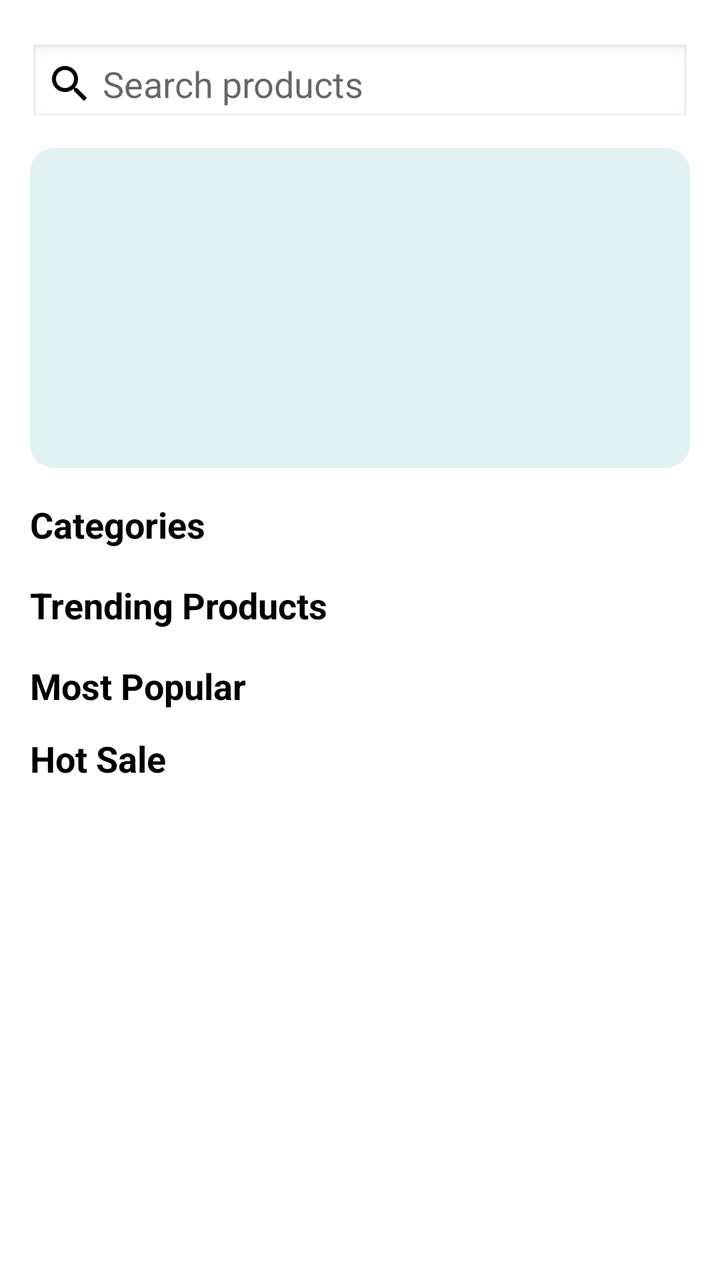
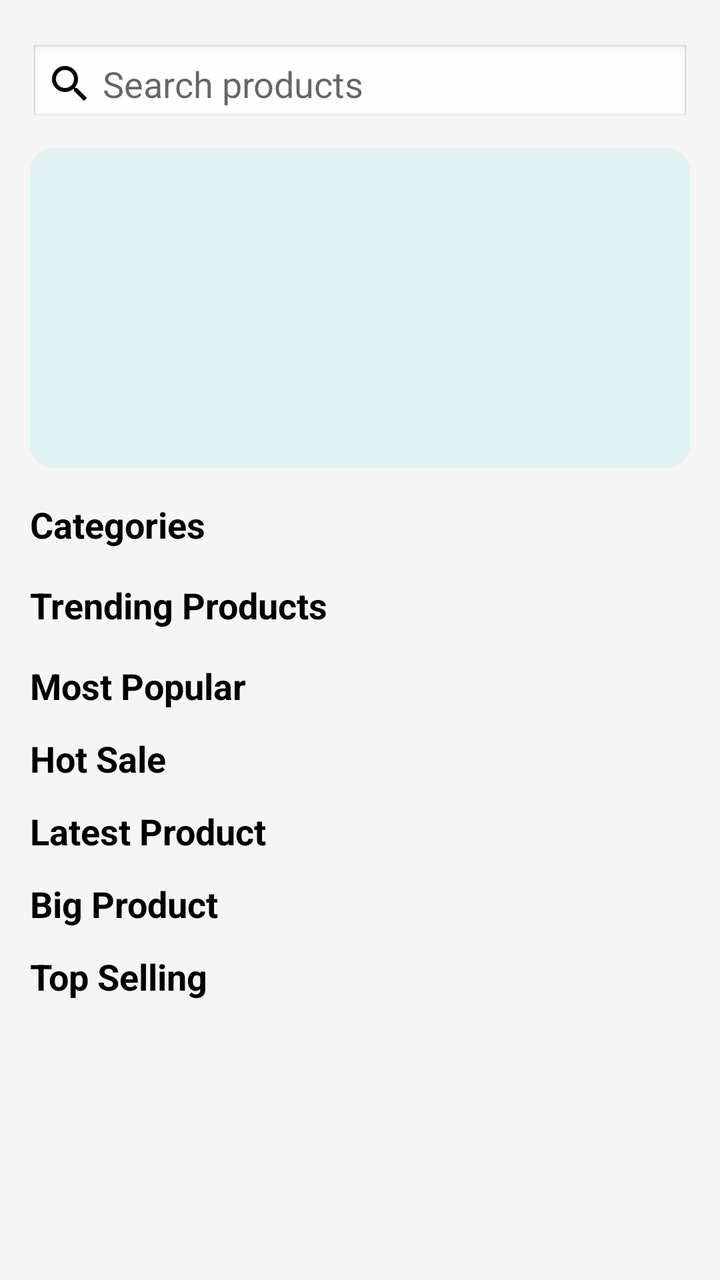

Compare the two renders of this Android layout. The source of the first and the diff that turns it into the second are given below.
<!-- AndroidManifest.xml: application theme Theme.BulkAgrochem -->
<!-- res/layout/content_main.xml -->
<?xml version="1.0" encoding="utf-8"?>
<androidx.core.widget.NestedScrollView xmlns:android="http://schemas.android.com/apk/res/android"
    xmlns:app="http://schemas.android.com/apk/res-auto"
    xmlns:tools="http://schemas.android.com/tools"
    android:id="@+id/main"
    android:layout_width="match_parent"
    android:layout_height="match_parent"
    android:background="#FFFFFF"
    android:fillViewport="true"
    app:layout_behavior="@string/appbar_scrolling_view_behavior"
    tools:context=".MainActivity"
    tools:showIn="@layout/app_bar_main">

    <LinearLayout
        android:layout_width="match_parent"
        android:layout_height="wrap_content"
        android:orientation="vertical"
        android:paddingLeft="15dp"
        android:paddingTop="10dp"
        android:paddingRight="15dp">

        <EditText
            android:id="@+id/searchEditText"
            android:layout_width="match_parent"
            android:layout_height="40dp"
            android:layout_marginTop="12dp"
            android:background="@android:drawable/edit_text"
            android:drawableStart="@drawable/ic_search"
            android:hint=" Search products "
            android:imeOptions="actionSearch"
            android:inputType="text"
            android:padding="8dp"
            android:textColor="#000000" />

        <androidx.recyclerview.widget.RecyclerView
            android:id="@+id/rvSearchResults"
            android:layout_width="match_parent"
            android:layout_height="wrap_content"
            android:visibility="gone"
            app:layoutManager="androidx.recyclerview.widget.LinearLayoutManager" />

        

        <ImageView
            android:layout_width="match_parent"
            android:layout_height="160dp"
            android:layout_marginTop="12dp"
            android:contentDescription="Offer Banner"
            android:scaleType="centerCrop"
            android:src="@drawable/banner_placeholder" />


        <TextView
            android:id="@+id/categories_title"
            android:layout_width="wrap_content"
            android:layout_height="wrap_content"
            android:layout_marginTop="16dp"
            android:text="Categories"
            android:textColor="@color/black"
            android:textSize="18sp"
            android:textStyle="bold" />

        <androidx.recyclerview.widget.RecyclerView
            android:id="@+id/rvCategories"
            android:layout_width="match_parent"
            android:layout_height="wrap_content"
            android:orientation="horizontal"
            app:layoutManager="androidx.recyclerview.widget.LinearLayoutManager" />


        <TextView
            android:id="@+id/trending_products_title"
            android:layout_width="wrap_content"
            android:layout_height="wrap_content"
            android:layout_marginTop="16dp"
            android:text="Trending Products"
            android:textColor="@color/black"
            android:textSize="18sp"
            android:textStyle="bold" />

        <androidx.recyclerview.widget.RecyclerView
            android:id="@+id/rvTrending"
            android:layout_width="match_parent"
            android:layout_height="wrap_content"
            android:orientation="horizontal"
            app:layoutManager="androidx.recyclerview.widget.LinearLayoutManager" />


        <TextView
            android:id="@+id/most_popular_title"
            android:layout_width="wrap_content"
            android:layout_height="wrap_content"
            android:layout_marginTop="16dp"
            android:text="Most Popular"
            android:textColor="@color/black"
            android:textSize="18sp"
            android:textStyle="bold" />

        <androidx.recyclerview.widget.RecyclerView
            android:id="@+id/rvMostPopular"
            android:layout_width="match_parent"
            android:layout_height="wrap_content"
            android:orientation="horizontal"
            app:layoutManager="androidx.recyclerview.widget.LinearLayoutManager" />

        
        <TextView
            android:id="@+id/hot_sale_title"
            android:layout_width="wrap_content"
            android:layout_height="wrap_content"
            android:layout_marginTop="12dp"
            android:text="Hot Sale"
            android:textColor="#000"
            android:textSize="18sp"
            android:textStyle="bold" />

        <androidx.recyclerview.widget.RecyclerView
            android:id="@+id/rvHotSale"
            android:layout_width="match_parent"
            android:layout_height="wrap_content"
            android:orientation="horizontal"
            app:layoutManager="androidx.recyclerview.widget.LinearLayoutManager" />

    </LinearLayout>
</androidx.core.widget.NestedScrollView>
<!-- res/layout/app_bar_main.xml (included above) -->
<?xml version="1.0" encoding="utf-8"?>
<androidx.coordinatorlayout.widget.CoordinatorLayout xmlns:android="http://schemas.android.com/apk/res/android"
    xmlns:app="http://schemas.android.com/apk/res-auto"
    xmlns:tools="http://schemas.android.com/tools"
    android:layout_width="match_parent"
    android:layout_height="match_parent"
    tools:context=".MainActivity">

    <com.google.android.material.appbar.AppBarLayout
        android:layout_width="match_parent"
        android:layout_height="wrap_content"
        android:fitsSystemWindows="true"
        android:theme="@style/Theme.BulkAgrochem.AppBarOverlay">

        <androidx.appcompat.widget.Toolbar
            android:id="@+id/toolbar"
            android:layout_width="match_parent"
            android:layout_height="?attr/actionBarSize"
            android:background="@color/colorPrimary"
            app:popupTheme="@style/Theme.BulkAgrochem.PopupOverlay">

            <ImageView
                android:id="@+id/ivProfile"
                android:layout_width="36dp"
                android:layout_height="36dp"
                android:layout_gravity="end"
                android:padding="6dp"
                android:src="@drawable/ic_profile" />

        </androidx.appcompat.widget.Toolbar>

    </com.google.android.material.appbar.AppBarLayout>

    <include layout="@layout/content_main" />

    <com.google.android.material.floatingactionbutton.FloatingActionButton
        android:id="@+id/fabWhatsapp"
        android:layout_width="wrap_content"
        android:layout_height="wrap_content"
        android:layout_gravity="bottom|end"
        android:layout_marginEnd="@dimen/fab_margin"
        android:layout_marginBottom="16dp"
        android:backgroundTint="#1EB312"
        app:maxImageSize="56dp"
        app:srcCompat="@drawable/ic_whatsapp" />

</androidx.coordinatorlayout.widget.CoordinatorLayout>
<!-- resources referenced by this layout -->
<resources>
  <color name="black">#FF000000</color>
  <color name="colorPrimary">@color/orange_brand</color>
  <dimen name="fab_margin">16dp</dimen>
  <!-- drawable banner_placeholder (drawable) -->
  <shape xmlns:android="http://schemas.android.com/apk/res/android">
      <solid android:color="#E0F2F1"/>
      <corners android:radius="12dp"/>
  </shape>
  <!-- drawable ic_profile (drawable) -->
  <?xml version="1.0" encoding="utf-8"?>
  <vector xmlns:android="http://schemas.android.com/apk/res/android"
      android:width="24dp"
      android:height="24dp"
      android:viewportWidth="24"
      android:viewportHeight="24">
  
      <path
          android:fillColor="@android:color/black"
          android:pathData="M12,12c2.21,0 4,-1.79 4,-4s-1.79,-4 -4,-4 -4,1.79 -4,4 1.79,4 4,4zM12,14c-2.67,0 -8,1.34 -8,4v2h16v-2c0,-2.66 -5.33,-4 -8,-4z" />
  </vector>
  <!-- drawable ic_search (drawable) -->
  <vector xmlns:android="http://schemas.android.com/apk/res/android" 
      android:height="24dp" 
      android:tint="#000000" 
      android:viewportHeight="24" 
      android:viewportWidth="24" 
      android:width="24dp">
        
      <path android:fillColor="@android:color/white" 
            android:pathData="M15.5,14h-0.79l-0.28,-0.27C15.41,12.59 16,11.11 16,9.5 16,5.91 13.09,3 9.5,3S3,5.91 3,9.5 5.91,16 9.5,16c1.61,0 3.09,-0.59 4.23,-1.57l0.27,0.28v0.79l5,4.99L20.49,19l-4.99,-5zM9.5,14C7.01,14 5,11.99 5,9.5S7.01,5 9.5,5 14,7.01 14,9.5 11.99,14 9.5,14z"/>
      
  </vector>
  <!-- drawable ic_whatsapp (drawable) -->
  <?xml version="1.0" encoding="utf-8"?>
  <vector xmlns:android="http://schemas.android.com/apk/res/android"
      android:width="24dp"
      android:height="24dp"
      android:viewportWidth="24"
      android:viewportHeight="24">
  
      <path
          android:fillColor="@android:color/white"
          android:pathData="M15.91,14.12 C15.48,14.01 14.35,13.46 14.14,13.38 C13.93,13.3 13.78,13.26 13.63,13.48 C13.48,13.7 13.05,14.22 12.92,14.37 C12.79,14.52 12.66,14.54 12.43,14.43 C12.2,14.32 11.47,14.08 10.6,13.3 C9.92,12.7 9.46,11.96 9.33,11.73 C9.2,11.5 9.32,11.38 9.43,11.27 C9.53,11.17 9.66,11.01 9.77,10.88 C9.88,10.75 9.93,10.66 10,10.51 C10.07,10.36 10.03,10.23 9.97,10.12 C9.91,10.01 9.48,8.96 9.3,8.53 C9.13,8.12 8.95,8.17 8.82,8.17 L8.43,8.17 C8.28,8.17 8.05,8.23 7.85,8.45 C7.65,8.67 7.08,9.2 7.08,10.28 C7.08,11.36 7.87,12.41 7.98,12.55 C8.1,12.7 9.63,15.05 11.95,16.07 C12.5,16.31 12.93,16.45 13.27,16.56 C13.75,16.71 14.19,16.69 14.54,16.64 C14.93,16.58 15.75,16.15 15.92,15.68 C16.09,15.21 16.09,14.81 16.04,14.72 C15.99,14.63 15.86,14.58 15.63,14.47 L15.71,14.12 Z" />
  </vector>
  <style name="Theme.BulkAgrochem.AppBarOverlay" parent="ThemeOverlay.AppCompat.Dark.ActionBar" />
  <style name="Theme.BulkAgrochem.PopupOverlay" parent="ThemeOverlay.AppCompat.Light" />
  <style name="Theme.BulkAgrochem" parent="Base.Theme.BulkAgrochem" />
  <color name="orange_brand">#FF6A00</color>
  <style name="Base.Theme.BulkAgrochem" parent="Theme.MaterialComponents.DayNight.NoActionBar">
          
          <item name="colorPrimary">@color/colorPrimary</item>
          <item name="colorPrimaryVariant">@color/colorPrimaryDark</item>
          <item name="colorOnPrimary">@color/colorOnPrimary</item>
  
          <item name="android:windowBackground">@color/app_background</item>
          <item name="colorSurface">@color/app_background</item>
  
          
          <item name="android:statusBarColor">@color/colorPrimary</item>
          <item name="android:windowLightStatusBar">false</item>
      </style>
  <color name="colorPrimaryDark">#E65100</color>
  <color name="colorOnPrimary">@color/white</color>
  <color name="app_background">#F5F5F5</color>
  <color name="white">#FFFFFFFF</color>
</resources>

<!-- the commit's change to res/layout/content_main.xml (unified diff, before → after) -->
@@ -1,11 +1,12 @@
 <?xml version="1.0" encoding="utf-8"?>
-<androidx.core.widget.NestedScrollView xmlns:android="http://schemas.android.com/apk/res/android"
+<androidx.core.widget.NestedScrollView
+    xmlns:android="http://schemas.android.com/apk/res/android"
     xmlns:app="http://schemas.android.com/apk/res-auto"
     xmlns:tools="http://schemas.android.com/tools"
     android:id="@+id/main"
     android:layout_width="match_parent"
     android:layout_height="match_parent"
-    android:background="#FFFFFF"
+    android:background="@color/app_background"
     android:fillViewport="true"
     app:layout_behavior="@string/appbar_scrolling_view_behavior"
     tools:context=".MainActivity"
@@ -110,7 +111,7 @@
             android:layout_height="wrap_content"
             android:layout_marginTop="12dp"
             android:text="Hot Sale"
-            android:textColor="#000"
+            android:textColor="@color/black"
             android:textSize="18sp"
             android:textStyle="bold" />
 
@@ -121,7 +122,63 @@
             android:orientation="horizontal"
             app:layoutManager="androidx.recyclerview.widget.LinearLayoutManager" />
 
+        
+        <TextView
+            android:id="@+id/txtLatestProduct"
+            android:layout_width="wrap_content"
+            android:layout_height="wrap_content"
+            android:text="Latest Product"
+            android:textSize="18sp"
+            android:textStyle="bold"
+            android:layout_marginTop="12dp"
+            android:textColor="@color/black" />
+
+        <androidx.recyclerview.widget.RecyclerView
+            android:id="@+id/rvLatestProduct"
+            android:layout_width="match_parent"
+            android:layout_height="wrap_content"
+            android:orientation="horizontal"
+            app:layoutManager="androidx.recyclerview.widget.LinearLayoutManager" />
+
+        
+        <TextView
+            android:id="@+id/txtBigProduct"
+            android:layout_width="wrap_content"
+            android:layout_height="wrap_content"
+            android:text="Big Product"
+            android:textSize="18sp"
+            android:textStyle="bold"
+            android:layout_marginTop="12dp"
+            android:textColor="@color/black" />
+
+        <androidx.recyclerview.widget.RecyclerView
+            android:id="@+id/rvBigProduct"
+            android:layout_width="match_parent"
+            android:layout_height="wrap_content"
+            android:orientation="horizontal"
+            app:layoutManager="androidx.recyclerview.widget.LinearLayoutManager" />
+
+        
+        <TextView
+            android:id="@+id/txtTopSelling"
+            android:layout_width="wrap_content"
+            android:layout_height="wrap_content"
+            android:text="Top Selling"
+            android:textSize="18sp"
+            android:textStyle="bold"
+            android:layout_marginTop="12dp"
+            android:textColor="@color/black" />
+
+        
+        <androidx.recyclerview.widget.RecyclerView
+            android:id="@+id/rvTopSelling"
+            android:layout_width="match_parent"
+            android:layout_height="wrap_content"
+            android:orientation="horizontal"
+            app:layoutManager="androidx.recyclerview.widget.LinearLayoutManager" />
+
     </LinearLayout>
+
 </androidx.core.widget.NestedScrollView>
 <!-- res/layout/app_bar_main.xml (included above) -->
 <?xml version="1.0" encoding="utf-8"?>
